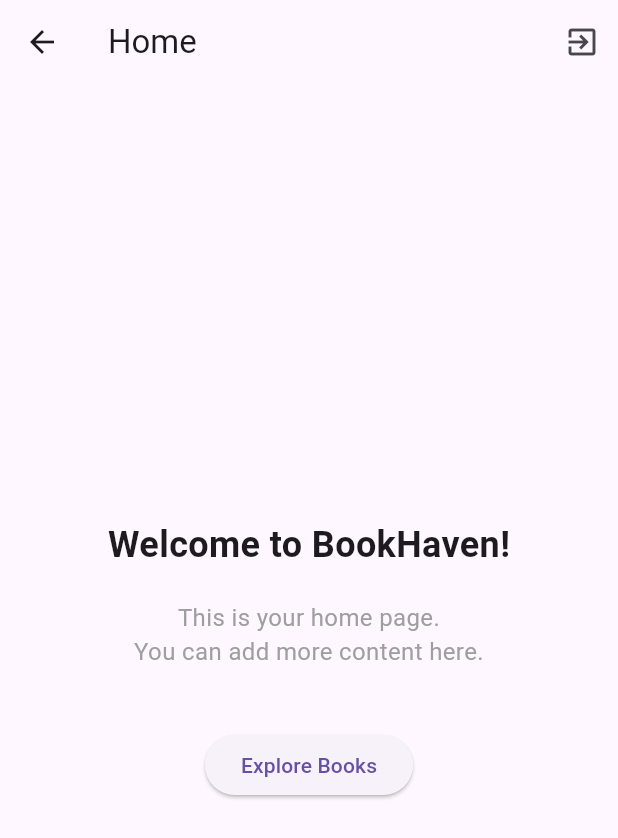
After one commit to ap20000/BookHaven-FrontEnd, a Flutter app: the HomePage screen opened by its route, on a phone screen of 412 x 824 dp. The commit adds this screen. Shown: the top 838 px of the screen. Run offline on Flutter 3.47's test engine with Material 3 defaults, Android fonts, the phone set to English and light mode, and no system bars.

Commit message:
feat/added the home page and api config

```diff
--- a/lib/screens/forget_password_page.dart
+++ b/lib/screens/forget_password_page.dart
@@ -62,7 +62,6 @@ class _ForgotPasswordPageState extends State<ForgotPasswordPage> {
       _isLoading = false;
     });
 
-    // Show success message and navigate back to login
     ScaffoldMessenger.of(context).showSnackBar(
       const SnackBar(
         content: Text('Password reset successful!'),
@@ -133,7 +132,7 @@ class _ForgotPasswordPageState extends State<ForgotPasswordPage> {
                         ),
                         const SizedBox(height: 40),
 
-                        // Email Field (shown only in first step)
+                        // Email Field (shown only in 1st step)
                         if (_currentStep == 0)
                           TextFormField(
                             controller: _emailController,
@@ -189,7 +188,7 @@ class _ForgotPasswordPageState extends State<ForgotPasswordPage> {
                             },
                           ),
 
-                        // Password fields (shown only in second step)
+                        // Password fields (shown only in 2nd step)
                         if (_currentStep == 1) ...[
                           TextFormField(
                             controller: _passwordController,
--- /dev/null
+++ b/lib/screens/home_page.dart
@@ -0,0 +1,48 @@
+import 'package:flutter/material.dart';
+
+class HomePage extends StatelessWidget {
+  const HomePage({super.key});
+
+  @override
+  Widget build(BuildContext context) {
+    return Scaffold(
+      appBar: AppBar(
+        title: const Text('Home'),
+        actions: [
+          IconButton(
+            icon: const Icon(Icons.exit_to_app),
+            onPressed: () {
+              Navigator.pushReplacementNamed(context, '/login');
+            },
+          ),
+        ],
+      ),
+      body: Padding(
+        padding: const EdgeInsets.all(16.0),
+        child: Center(
+          child: Column(
+            mainAxisAlignment: MainAxisAlignment.center,
+            crossAxisAlignment: CrossAxisAlignment.center,
+            children: [
+              const Text(
+                'Welcome to BookHaven!',
+                style: TextStyle(fontSize: 24, fontWeight: FontWeight.bold),
+              ),
+              const SizedBox(height: 20),
+              const Text(
+                'This is your home page.\nYou can add more content here.',
+                textAlign: TextAlign.center,
+                style: TextStyle(fontSize: 16, color: Colors.grey),
+              ),
+              const SizedBox(height: 40),
+              ElevatedButton(
+                onPressed: () {},
+                child: const Text('Explore Books'),
+              ),
+            ],
+          ),
+        ),
+      ),
+    );
+  }
+}
--- a/pubspec.yaml
+++ b/pubspec.yaml
@@ -34,6 +34,7 @@ dependencies:
   # The following adds the Cupertino Icons font to your application.
   # Use with the CupertinoIcons class for iOS style icons.
   cupertino_icons: ^1.0.8
+  http: ^1.4.0
 
 dev_dependencies:
   flutter_test:
```
Also changed, not shown: lib/api/auth_service.dart (added, +72 -0 lines), lib/main.dart (+10 -1 lines), lib/screens/login_page.dart (+46 -38 lines), pubspec.lock, 2 other files.
